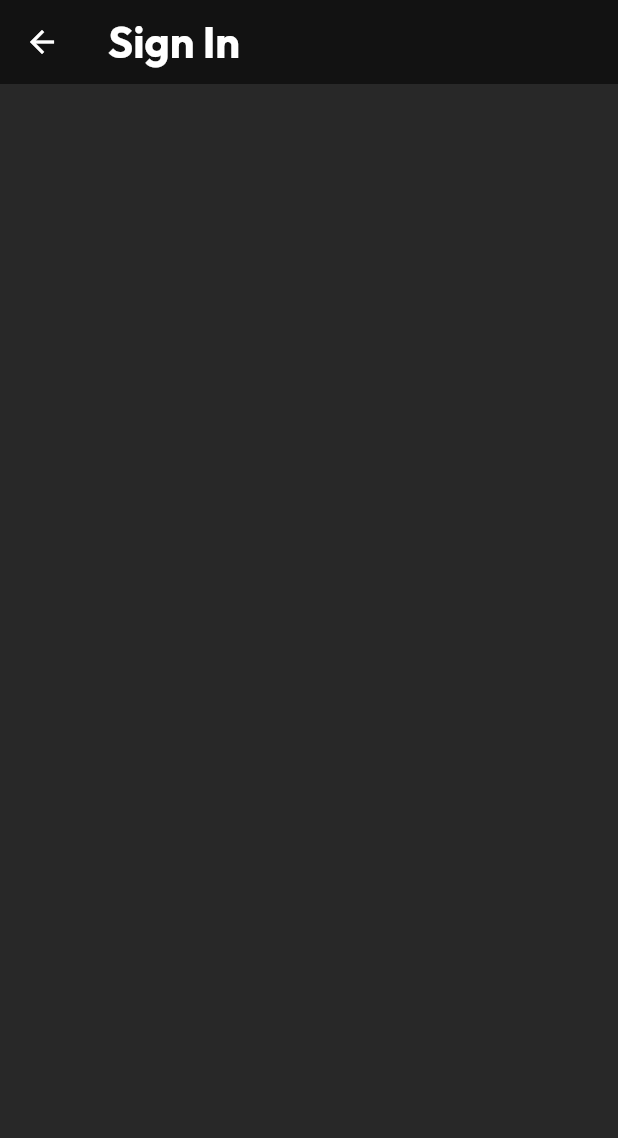
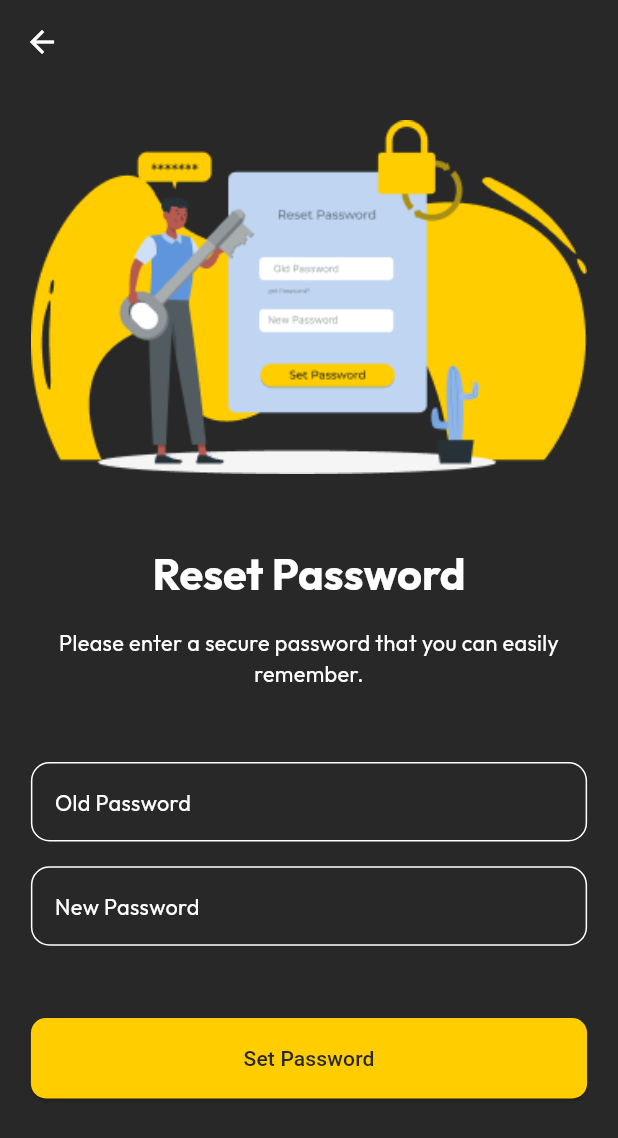
Before and after one commit to YaredMekonnen/Hawk-Market, a Flutter app: the ResetPasswordPage screen opened directly, on a phone screen of 412 x 824 dp. Shown: the top 1138 px of the screen. Run offline on Flutter 3.47's test engine with Material 3 defaults, Android fonts, the phone set to English and light mode, and no system bars; our stand-ins replace bloc, dots_indicator, go_router, google_fonts, responsive_sizer.

Commit message:
fix: ui changes on reset password page

```diff
--- a/hawk_app/lib/auth/pages/reset_password_page.dart
+++ b/hawk_app/lib/auth/pages/reset_password_page.dart
@@ -1,4 +1,7 @@
 import 'package:flutter/material.dart';
+import 'package:go_router/go_router.dart';
+import 'package:hawk_app/commons/textfield.dart';
+import "package:responsive_sizer/responsive_sizer.dart";
 
 class ResetPasswordPage extends StatefulWidget {
 
@@ -11,7 +14,66 @@ class _ResetPasswordPageState extends State<ResetPasswordPage> {
   Widget build(BuildContext context) {
     return Scaffold(
       appBar: AppBar(
-        title: Text('Sign In'),
+        backgroundColor: Colors.transparent,
+        surfaceTintColor: Colors.transparent,
+      ),
+      body: SingleChildScrollView(
+        child: Container(
+          width: 100.w,
+          height: 85.h,
+          child: Column(
+            mainAxisAlignment: MainAxisAlignment.spaceAround,
+            crossAxisAlignment: CrossAxisAlignment.center,
+            children: [
+              Image(
+                image: AssetImage('assets/reset-password.png'),
+                width: 90.w,
+                fit: BoxFit.contain,
+              ),
+              Container(
+                width: 90.w,
+                child: Column(
+                  children: [
+                    Text(
+                      'Reset Password',
+                      style: Theme.of(context).textTheme.titleLarge,
+                    ),
+                    SizedBox(height: 4.w,),
+                    Text(
+                      'Please enter a secure password that you can easily remember.',
+                      style: Theme.of(context).textTheme.bodyMedium,
+                      textAlign: TextAlign.center,
+                    ),
+                  ],
+                ),
+              ),
+              Column(
+                mainAxisAlignment: MainAxisAlignment.spaceAround,
+                children: [
+                  CustomeTextField(hintText: "Old Password"),
+                  SizedBox(
+                    height: 4.w,
+                  ),
+                  CustomeTextField(hintText: "New Password")
+                ],
+              ),
+
+              ElevatedButton(
+                onPressed: ()=>{},
+                child: Text(
+                  'Set Password',
+                  style: TextStyle(
+                    color: Theme.of(context).colorScheme.background
+                  ),
+                ),
+                style: ButtonStyle(
+
+                  minimumSize: MaterialStateProperty.resolveWith((states) => Size(90.w, 13.w)),
+                ),
+              ),
+            ]
+          ),
+        ),
       ),
     );
   }
```
